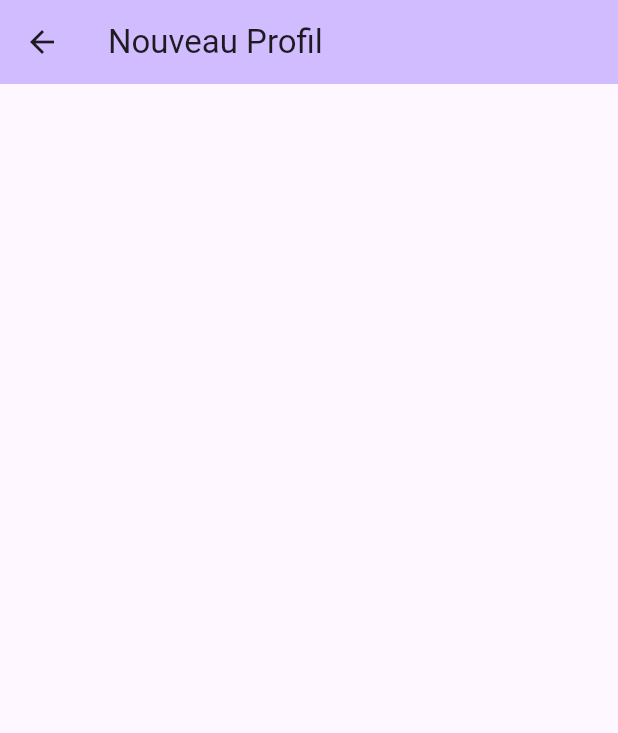
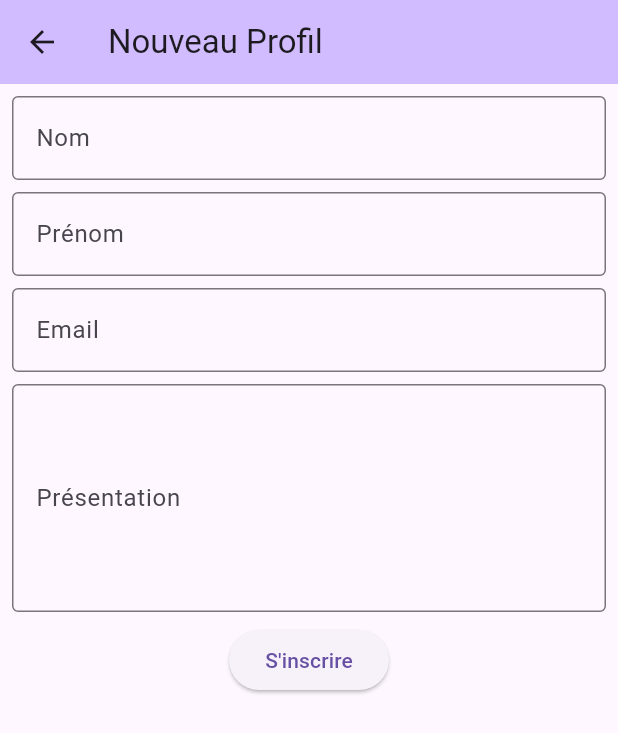
Before and after one commit to oulanbator/cours_flutter_profile_form, a Flutter app: the ProfilCreate screen opened directly, on a phone screen of 412 x 824 dp. Shown: the top 733 px of the screen. Run offline on Flutter 3.47's test engine with Material 3 defaults, Android fonts, the light colour scheme and no system bars; network calls fail.

Commit message:
add profil creation

```diff
--- a/lib/model/profil.dart
+++ b/lib/model/profil.dart
@@ -21,4 +21,13 @@ class Profil {
         email = json["email"] as String,
         image = json["image"] != null ? json["image"] as String : null,
         id = json["id"] != null ? json["id"] as int : null;
+
+  Map<String, dynamic> toJson() {
+    return {
+      "nom": nom,
+      "prenom": prenom,
+      "presentation": presentation,
+      "email": email
+    };
+  }
 }
--- a/lib/screens/profil/profil_create.dart
+++ b/lib/screens/profil/profil_create.dart
@@ -1,3 +1,6 @@
+import 'package:cours_flutter_profile_form/model/profil.dart';
+import 'package:cours_flutter_profile_form/screens/home.dart';
+import 'package:cours_flutter_profile_form/service/profil_service.dart';
 import 'package:flutter/material.dart';
 
 class ProfilCreate extends StatefulWidget {
@@ -8,13 +11,144 @@ class ProfilCreate extends StatefulWidget {
 }
 
 class _ProfilCreateState extends State<ProfilCreate> {
+  final _formKey = GlobalKey<FormState>();
+
+  String _nom = "";
+  String _prenom = "";
+  String _email = "";
+  String _presentation = "";
+  ProfilService _service = ProfilService();
+
   @override
   Widget build(BuildContext context) {
     return Scaffold(
       appBar: AppBar(
-        title: const Text("Nouveau Profil"),
+        title: Text("Nouveau Profil"),
         backgroundColor: Theme.of(context).colorScheme.inversePrimary,
+      ),
+      body: Form(
+        key: _formKey,
+        child: Padding(
+          padding: EdgeInsets.all(8),
+          child: Column(
+            children: [
+              TextFormField(
+                decoration: InputDecoration(
+                  border: OutlineInputBorder(),
+                  labelText: 'Nom',
+                  hintText: 'Entrez votre nom...',
+                ),
+                onSaved: (value) {
+                  _nom = value!;
+                },
+                validator: (value) {
+                  if (value == null || value.isEmpty) {
+                    return "Champ requis";
+                  } else if (value.length < 3) {
+                    return "Minimum 3 caractères";
+                  }
+                  return null;
+                },
+              ),
+              SizedBox(height: 8),
+              TextFormField(
+                decoration: InputDecoration(
+                  border: OutlineInputBorder(),
+                  labelText: 'Prénom',
+                  hintText: 'Entrez votre prénom...',
+                ),
+                onSaved: (value) {
+                  _prenom = value!;
+                },
+                validator: (value) {
+                  if (value == null || value.isEmpty) {
+                    return "Champ requis";
+                  } else if (value.length < 2) {
+                    return "Minimum 2 caractères";
+                  }
+                  return null;
+                },
+              ),
+              SizedBox(height: 8),
+              TextFormField(
+                decoration: InputDecoration(
+                  border: OutlineInputBorder(),
+                  labelText: 'Email',
+                  hintText: 'Entrez votre adresse email...',
+                ),
+                onSaved: (value) {
+                  _email = value!;
+                },
+                validator: (value) {
+                  if (value == null || value.isEmpty) {
+                    return "Champ requis";
+                  } else if (!RegExp(r"^[\w-\.]+@([\w-]+\.)+[\w-]{2,4}$")
+                      .hasMatch(value)) {
+                    return "Doit être une email valide";
+                  }
+                  return null;
+                },
+              ),
+              SizedBox(height: 8),
+              TextFormField(
+                maxLines: 5,
+                decoration: InputDecoration(
+                  border: OutlineInputBorder(),
+                  labelText: 'Présentation',
+                ),
+                onSaved: (value) {
+                  _presentation = value!;
+                  print("Presentation: {$_presentation}");
+                },
+                validator: (value) {
+                  if (value == null || value.isEmpty) {
+                    return "Champ requis";
+                  } else if (value.length < 20) {
+                    return "Minimum 20 caractères";
+                  }
+                  return null;
+                },
+              ),
+              SizedBox(height: 8),
+              ElevatedButton(
+                onPressed: () => _submit(context),
+                child: Text("S'inscrire"),
+              )
+            ],
+          ),
+        ),
       ),
     );
   }
+
+  void _submit(BuildContext context) async {
+    _formKey.currentState?.save();
+    if (_formKey.currentState!.validate()) {
+      Profil profil = Profil(
+        nom: _nom,
+        prenom: _prenom,
+        presentation: _presentation,
+        email: _email,
+      );
+      bool success = await _service.createProfile(profil);
+      if (context.mounted) {
+        if (success) {
+          ScaffoldMessenger.of(context).showSnackBar(
+            SnackBar(
+              content: Text('Profil ajouté'),
+              backgroundColor: Colors.green,
+            ),
+          );
+          Navigator.pop(context);
+        } else {
+          ScaffoldMessenger.of(context).showSnackBar(
+            SnackBar(
+              content: Text('Une erreur est survenue'),
+              backgroundColor: Colors.red,
+            ),
+          );
+        }
+      }
+    }
+  }
 }
```
Also changed, not shown: lib/service/profil_service.dart (+20 -0 lines).
